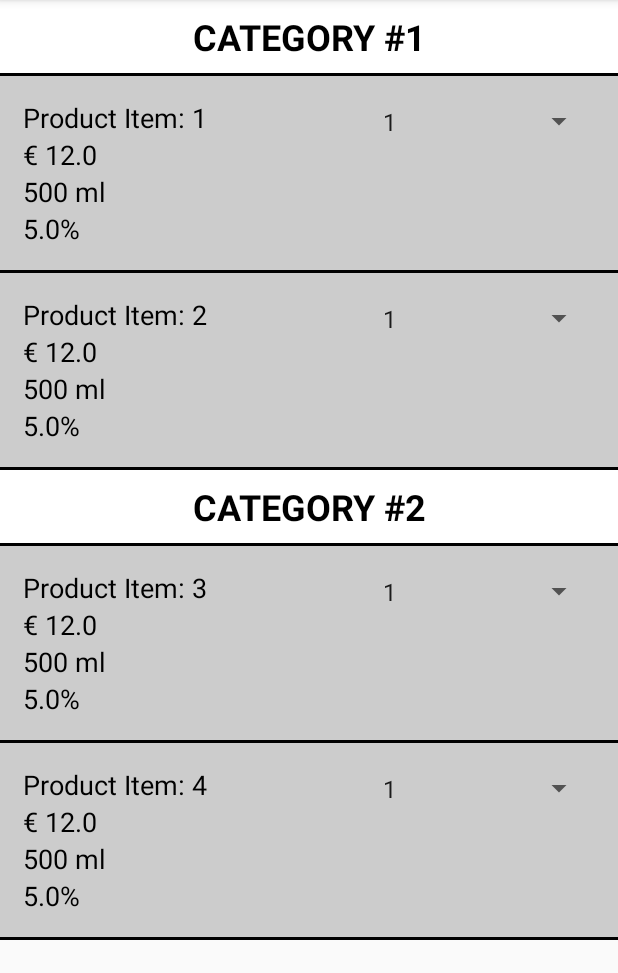
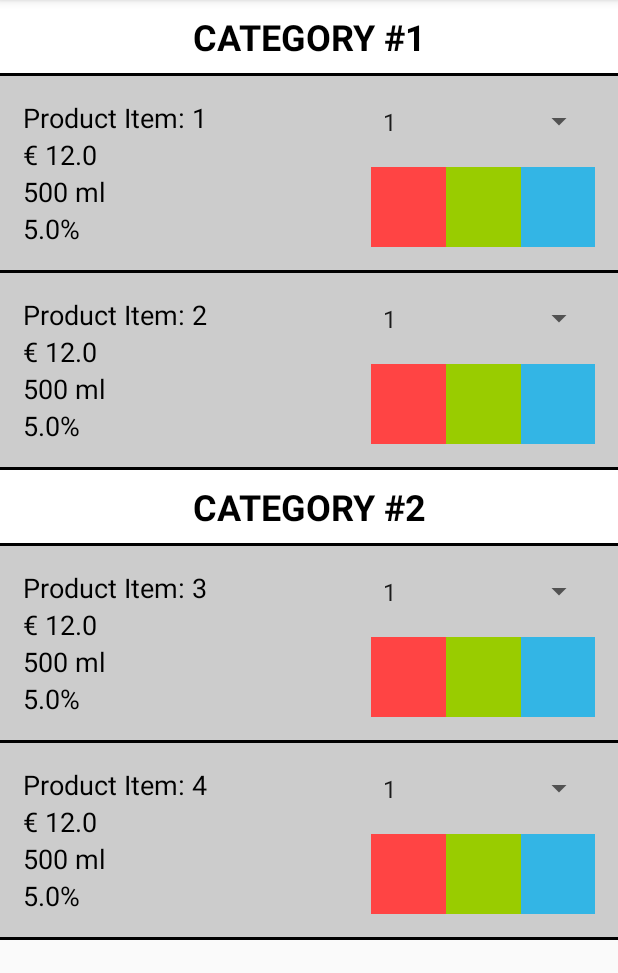
Before and after one commit to Mschoot1/OrderApp, an Android app: the screen it shows after launch (ProductsActivity), on a phone screen of 412 x 824 dp, the part 84-1057 px from its top. Run offline under Robolectric (Android 15) with nearby library versions, the phone set to English and light mode, and no system bars.

Commit message:
Changed products activity and layout

```diff
--- a/app/src/main/res/layout/listview_item_products.xml
+++ b/app/src/main/res/layout/listview_item_products.xml
@@ -15,9 +15,9 @@
             android:layout_width="match_parent"
             android:layout_height="wrap_content"
             android:orientation="vertical"
-            android:paddingLeft="15dp"
-            android:paddingTop="15dp"
-            android:paddingBottom="15dp"
+            android:layout_marginLeft="15dp"
+            android:layout_marginTop="15dp"
+            android:layout_marginBottom="15dp"
             android:layout_weight="1">
 
             <LinearLayout
@@ -107,21 +107,46 @@
 
         <LinearLayout
             android:layout_width="match_parent"
-            android:layout_height="wrap_content"
+            android:layout_height="match_parent"
             android:orientation="vertical"
             android:layout_weight="1.5"
-            android:paddingRight="15dp"
-            android:paddingTop="15dp"
-            android:paddingBottom="15dp">
+            android:layout_marginRight="15dp"
+            android:layout_marginTop="15dp"
+            android:layout_marginBottom="15dp">
 
             <Spinner
                 android:id="@+id/listViewProducts_spinner"
                 android:layout_width="match_parent"
                 android:layout_height="30dp"
-                android:entries="@array/product_quantity"></Spinner>
+                android:entries="@array/product_quantity">
+            </Spinner>
 
+                <LinearLayout
+                    android:layout_weight="1"
+                    android:layout_width="match_parent"
+                    android:layout_height="40dp"
+                    android:orientation="horizontal"
+                    android:layout_marginTop="15dp">
+
+                    <ImageView
+                        android:layout_width="match_parent"
+                        android:layout_height="match_parent"
+                        android:background="@android:color/holo_red_light"
+                        android:layout_weight="1"/>
+
+                    <ImageView
+                        android:layout_width="match_parent"
+                        android:layout_height="match_parent"
+                        android:background="@android:color/holo_green_light"
+                        android:layout_weight="1"/>
+
+                    <ImageView
+                        android:layout_width="match_parent"
+                        android:layout_height="match_parent"
+                        android:background="@android:color/holo_blue_light"
+                        android:layout_weight="1"/>
+
+                </LinearLayout>
+            </LinearLayout>
         </LinearLayout>
     </LinearLayout>
-
-
-</LinearLayout>
```
